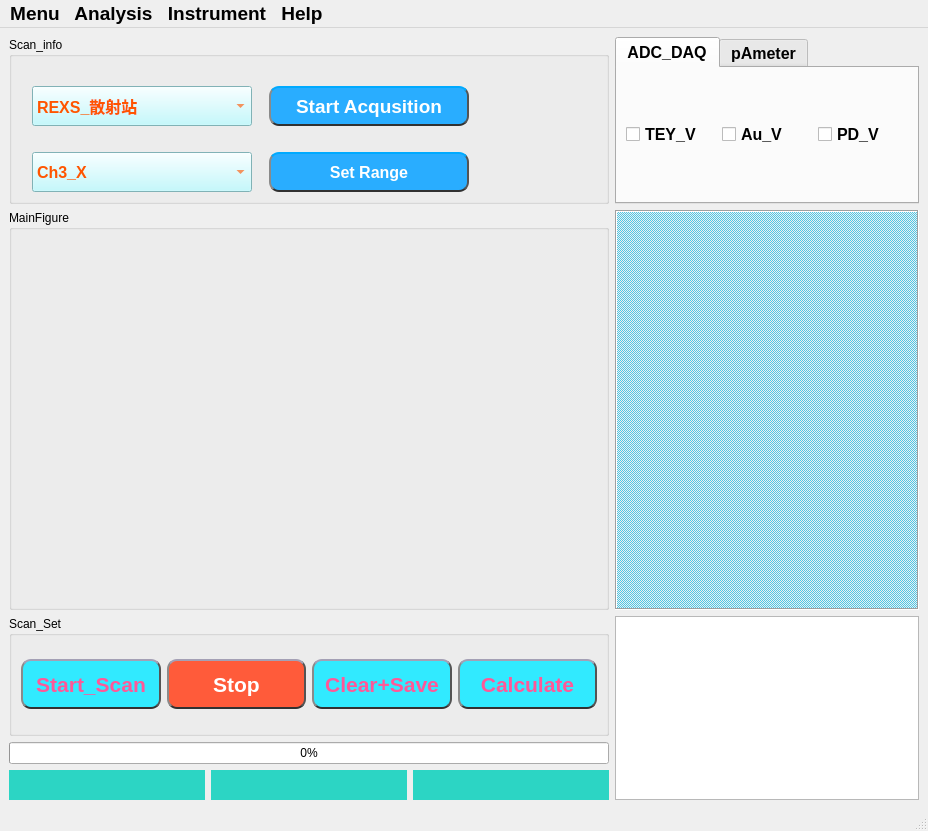
zlmturnout/REXS_SCANControl, file UI/UI_REXS_SCAN.ui: the form before one commit.
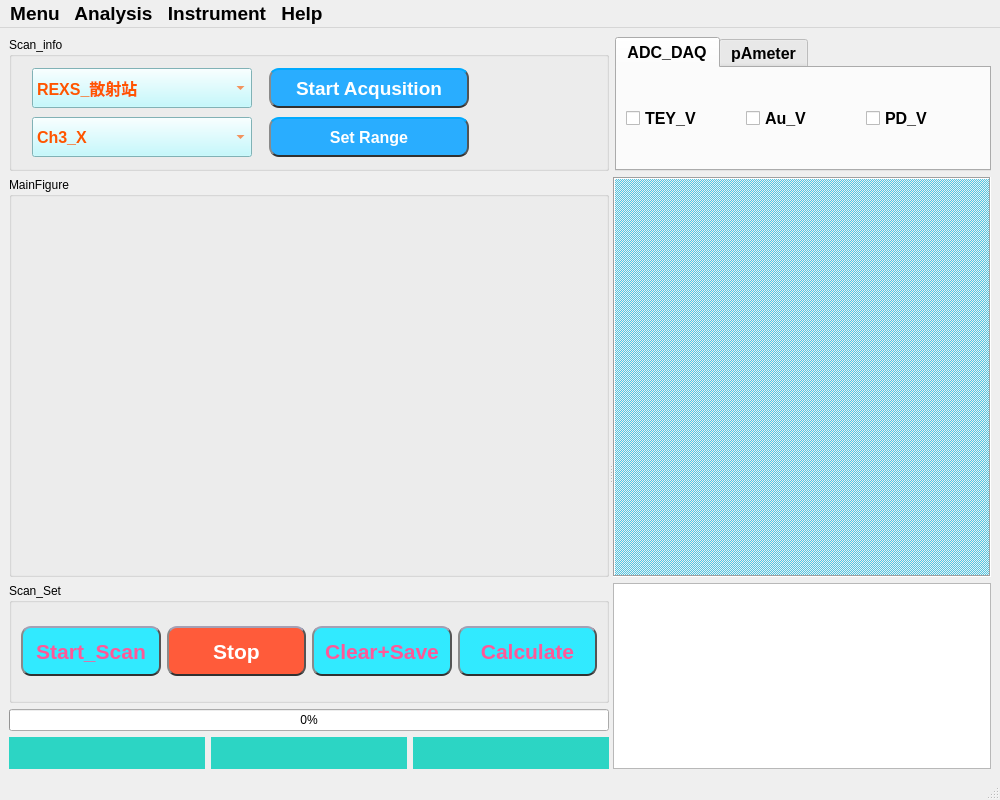
The form after the commit.

What changed in the file:
```diff
--- a/UI/UI_REXS_SCAN.ui
+++ b/UI/UI_REXS_SCAN.ui
@@ -6,18 +6,26 @@
    <rect>
     <x>0</x>
     <y>0</y>
-    <width>928</width>
-    <height>831</height>
+    <width>1000</width>
+    <height>800</height>
    </rect>
   </property>
+  <property name="minimumSize">
+   <size>
+    <width>1000</width>
+    <height>800</height>
+   </size>
+  </property>
   <property name="windowTitle">
    <string>MainWindow</string>
   </property>
   <widget class="QWidget" name="centralwidget">
-   <layout class="QGridLayout" name="gridLayout">
+   <layout class="QGridLayout" name="gridLayout_2">
     <item row="0" column="0">
-     <layout class="QGridLayout" name="gridLayout_5">
-      <item row="0" column="0">
+     <layout class="QVBoxLayout" name="verticalLayout_4">
+      <item>
+       <layout class="QHBoxLayout" name="horizontalLayout_4">
+        <item>
        <widget class="QGroupBox" name="Scan_infobox">
         <property name="minimumSize">
          <size>
@@ -28,47 +36,9 @@
         <property name="title">
          <string>Scan_info</string>
         </property>
-        <layout class="QGridLayout" name="gridLayout_3">
-         <item row="2" column="1">
-          <widget class="QPushButton" name="Open_PD_btn">
-           <property name="sizePolicy">
-            <sizepolicy hsizetype="Fixed" vsizetype="Fixed">
-             <horstretch>0</horstretch>
-             <verstretch>0</verstretch>
-            </sizepolicy>
-           </property>
-           <property name="minimumSize">
-            <size>
-             <width>200</width>
-             <height>40</height>
-            </size>
-           </property>
-           <property name="font">
-            <font>
-             <family>Arial</family>
-             <pointsize>12</pointsize>
-             <bold>true</bold>
-            </font>
-           </property>
-           <property name="styleSheet">
-            <string notr="true">QPushButton{background-color: rgb(41, 173, 255);border:2px;border-radius:10px;padding:2px 4px;selection-color: rgb(255, 85, 127);color: rgb(255, 255, 255);border-style:inset;border-top-color: rgb(0, 170, 255);border-left-color: rgb(138, 138, 138);
-border-right-color: rgb(56, 56, 56);
-border-bottom-color: rgb(33, 33, 33);}
-
-QPushButton:hover{background-color:rgb(255, 91, 58);border:2px;border-radius:10px;padding:2px 4px;selection-color: rgb(255, 85, 127);color: rgb(255, 255, 255) ;border-style:inset;border-top-color: rgb(0, 170, 255);border-left-color: rgb(138, 138, 138);
-border-right-color: rgb(56, 56, 56);
-border-bottom-color: rgb(33, 33, 33);}
-QPushButton:pressed{background-color:rgb(255, 91, 58);border:2px;border-radius:10px;padding:2px 4px;selection-color: rgb(255, 85, 127);color: rgb(255, 255, 255) ;border-style:inset;border-bottom-color: rgb(0, 170, 255);border-right-color: rgb(138, 138, 138);
-border-left-color: rgb(56, 56, 56);
-border-top-color: rgb(33, 33, 33);}</string>
-           </property>
-           <property name="text">
-            <string>Set Range</string>
-           </property>
-          </widget>
-         </item>
-         <item row="2" column="0">
-          <widget class="QComboBox" name="Channel_cbx">
+          <layout class="QGridLayout" name="gridLayout">
+           <item row="0" column="0">
+            <widget class="QComboBox" name="Channel_cbx_2">
            <property name="minimumSize">
             <size>
              <width>100</width>
@@ -323,7 +293,7 @@
            </property>
            <item>
             <property name="text">
-             <string>Ch3_X</string>
+               <string>REXS_散射站</string>
             </property>
            </item>
            <item>
@@ -385,278 +355,7 @@
            </property>
           </widget>
          </item>
-         <item row="0" column="0">
-          <widget class="QComboBox" name="Channel_cbx_2">
-           <property name="minimumSize">
-            <size>
-             <width>100</width>
-             <height>40</height>
-            </size>
-           </property>
-           <property name="maximumSize">
-            <size>
-             <width>220</width>
-             <height>16777215</height>
-            </size>
-           </property>
-           <property name="palette">
-            <palette>
-             <active>
-              <colorrole role="WindowText">
-               <brush brushstyle="SolidPattern">
-                <color alpha="255">
-                 <red>255</red>
-                 <green>85</green>
-                 <blue>0</blue>
-                </color>
-               </brush>
-              </colorrole>
-              <colorrole role="Button">
-               <brush brushstyle="SolidPattern">
-                <color alpha="255">
-                 <red>180</red>
-                 <green>249</green>
-                 <blue>255</blue>
-                </color>
-               </brush>
-              </colorrole>
-              <colorrole role="Text">
-               <brush brushstyle="SolidPattern">
-                <color alpha="255">
-                 <red>255</red>
-                 <green>85</green>
-                 <blue>0</blue>
-                </color>
-               </brush>
-              </colorrole>
-              <colorrole role="ButtonText">
-               <brush brushstyle="SolidPattern">
-                <color alpha="255">
-                 <red>255</red>
-                 <green>85</green>
-                 <blue>0</blue>
-                </color>
-               </brush>
-              </colorrole>
-              <colorrole role="Base">
-               <brush brushstyle="SolidPattern">
-                <color alpha="255">
-                 <red>180</red>
-                 <green>249</green>
-                 <blue>255</blue>
-                </color>
-               </brush>
-              </colorrole>
-              <colorrole role="Window">
-               <brush brushstyle="SolidPattern">
-                <color alpha="255">
-                 <red>180</red>
-                 <green>249</green>
-                 <blue>255</blue>
-                </color>
-               </brush>
-              </colorrole>
-              <colorrole role="Highlight">
-               <brush brushstyle="SolidPattern">
-                <color alpha="255">
-                 <red>255</red>
-                 <green>0</green>
-                 <blue>127</blue>
-                </color>
-               </brush>
-              </colorrole>
-              <colorrole role="PlaceholderText">
-               <brush brushstyle="SolidPattern">
-                <color alpha="255">
-                 <red>255</red>
-                 <green>85</green>
-                 <blue>0</blue>
-                </color>
-               </brush>
-              </colorrole>
-             </active>
-             <inactive>
-              <colorrole role="WindowText">
-               <brush brushstyle="SolidPattern">
-                <color alpha="255">
-                 <red>255</red>
-                 <green>85</green>
-                 <blue>0</blue>
-                </color>
-               </brush>
-              </colorrole>
-              <colorrole role="Button">
-               <brush brushstyle="SolidPattern">
-                <color alpha="255">
-                 <red>180</red>
-                 <green>249</green>
-                 <blue>255</blue>
-                </color>
-               </brush>
-              </colorrole>
-              <colorrole role="Text">
-               <brush brushstyle="SolidPattern">
-                <color alpha="255">
-                 <red>255</red>
-                 <green>85</green>
-                 <blue>0</blue>
-                </color>
-               </brush>
-              </colorrole>
-              <colorrole role="ButtonText">
-               <brush brushstyle="SolidPattern">
-                <color alpha="255">
-                 <red>255</red>
-                 <green>85</green>
-                 <blue>0</blue>
-                </color>
-               </brush>
-              </colorrole>
-              <colorrole role="Base">
-               <brush brushstyle="SolidPattern">
-                <color alpha="255">
-                 <red>180</red>
-                 <green>249</green>
-                 <blue>255</blue>
-                </color>
-               </brush>
-              </colorrole>
-              <colorrole role="Window">
-               <brush brushstyle="SolidPattern">
-                <color alpha="255">
-                 <red>180</red>
-                 <green>249</green>
-                 <blue>255</blue>
-                </color>
-               </brush>
-              </colorrole>
-              <colorrole role="Highlight">
-               <brush brushstyle="SolidPattern">
-                <color alpha="255">
-                 <red>240</red>
-                 <green>240</green>
-                 <blue>240</blue>
-                </color>
-               </brush>
-              </colorrole>
-              <colorrole role="PlaceholderText">
-               <brush brushstyle="SolidPattern">
-                <color alpha="255">
-                 <red>255</red>
-                 <green>85</green>
-                 <blue>0</blue>
-                </color>
-               </brush>
-              </colorrole>
-             </inactive>
-             <disabled>
-              <colorrole role="WindowText">
-               <brush brushstyle="SolidPattern">
-                <color alpha="255">
-                 <red>255</red>
-                 <green>85</green>
-                 <blue>0</blue>
-                </color>
-               </brush>
-              </colorrole>
-              <colorrole role="Button">
-               <brush brushstyle="SolidPattern">
-                <color alpha="255">
-                 <red>180</red>
-                 <green>249</green>
-                 <blue>255</blue>
-                </color>
-               </brush>
-              </colorrole>
-              <colorrole role="Text">
-               <brush brushstyle="SolidPattern">
-                <color alpha="255">
-                 <red>255</red>
-                 <green>85</green>
-                 <blue>0</blue>
-                </color>
-               </brush>
-              </colorrole>
-              <colorrole role="ButtonText">
-               <brush brushstyle="SolidPattern">
-                <color alpha="255">
-                 <red>255</red>
-                 <green>85</green>
-                 <blue>0</blue>
-                </color>
-               </brush>
-              </colorrole>
-              <colorrole role="Base">
-               <brush brushstyle="SolidPattern">
-                <color alpha="255">
-                 <red>180</red>
-                 <green>249</green>
-                 <blue>255</blue>
-                </color>
-               </brush>
-              </colorrole>
-              <colorrole role="Window">
-               <brush brushstyle="SolidPattern">
-                <color alpha="255">
-                 <red>180</red>
-                 <green>249</green>
-                 <blue>255</blue>
-                </color>
-               </brush>
-              </colorrole>
-              <colorrole role="Highlight">
-               <brush brushstyle="SolidPattern">
-                <color alpha="255">
-                 <red>0</red>
-                 <green>120</green>
-                 <blue>215</blue>
-                </color>
-               </brush>
-              </colorrole>
-              <colorrole role="PlaceholderText">
-               <brush brushstyle="SolidPattern">
-                <color alpha="255">
-                 <red>255</red>
-                 <green>85</green>
-                 <blue>0</blue>
-                </color>
-               </brush>
-              </colorrole>
-             </disabled>
-            </palette>
-           </property>
-           <property name="font">
-            <font>
-             <family>Arial</family>
-             <pointsize>12</pointsize>
-             <bold>true</bold>
-            </font>
-           </property>
-           <property name="layoutDirection">
-            <enum>Qt::LeftToRight</enum>
-           </property>
-           <property name="styleSheet">
-            <string notr="true">color: rgb(255, 85, 0);
-background-color: rgb(180, 249, 255);</string>
-           </property>
-           <item>
-            <property name="text">
-             <string>REXS_散射站</string>
-            </property>
-           </item>
-           <item>
-            <property name="text">
-             <string>RXES_发射谱站</string>
-            </property>
-           </item>
-           <item>
-            <property name="text">
-             <string>O-REXS_有机散射</string>
-            </property>
-           </item>
-          </widget>
-         </item>
-         <item row="0" column="2">
+           <item row="0" column="2" rowspan="2">
           <widget class="QLabel" name="Icon_label">
            <property name="sizePolicy">
             <sizepolicy hsizetype="Fixed" vsizetype="Fixed">
@@ -675,10 +374,319 @@
            </property>
           </widget>
          </item>
+           <item row="1" column="0">
+            <widget class="QComboBox" name="Channel_cbx">
+             <property name="minimumSize">
+              <size>
+               <width>100</width>
+               <height>40</height>
+              </size>
+             </property>
+             <property name="maximumSize">
+              <size>
+               <width>220</width>
+               <height>16777215</height>
+              </size>
+             </property>
+             <property name="palette">
+              <palette>
+               <active>
+                <colorrole role="WindowText">
+                 <brush brushstyle="SolidPattern">
+                  <color alpha="255">
+                   <red>255</red>
+                   <green>85</green>
+                   <blue>0</blue>
+                  </color>
+                 </brush>
+                </colorrole>
+                <colorrole role="Button">
+                 <brush brushstyle="SolidPattern">
+                  <color alpha="255">
+                   <red>180</red>
+                   <green>249</green>
+                   <blue>255</blue>
+                  </color>
+                 </brush>
+                </colorrole>
+                <colorrole role="Text">
+                 <brush brushstyle="SolidPattern">
+                  <color alpha="255">
+                   <red>255</red>
+                   <green>85</green>
+                   <blue>0</blue>
+                  </color>
+                 </brush>
+                </colorrole>
+                <colorrole role="ButtonText">
+                 <brush brushstyle="SolidPattern">
+                  <color alpha="255">
+                   <red>255</red>
+                   <green>85</green>
+                   <blue>0</blue>
+                  </color>
+                 </brush>
+                </colorrole>
+                <colorrole role="Base">
+                 <brush brushstyle="SolidPattern">
+                  <color alpha="255">
+                   <red>180</red>
+                   <green>249</green>
+                   <blue>255</blue>
+                  </color>
+                 </brush>
+                </colorrole>
+                <colorrole role="Window">
+                 <brush brushstyle="SolidPattern">
+                  <color alpha="255">
+                   <red>180</red>
+                   <green>249</green>
+                   <blue>255</blue>
+                  </color>
+                 </brush>
+                </colorrole>
+                <colorrole role="Highlight">
+                 <brush brushstyle="SolidPattern">
+                  <color alpha="255">
+                   <red>255</red>
+                   <green>0</green>
+                   <blue>127</blue>
+                  </color>
+                 </brush>
+                </colorrole>
+                <colorrole role="PlaceholderText">
+                 <brush brushstyle="SolidPattern">
+                  <color alpha="255">
+                   <red>255</red>
+                   <green>85</green>
+                   <blue>0</blue>
+                  </color>
+                 </brush>
+                </colorrole>
+               </active>
+               <inactive>
+                <colorrole role="WindowText">
+                 <brush brushstyle="SolidPattern">
+                  <color alpha="255">
+                   <red>255</red>
+                   <green>85</green>
+                   <blue>0</blue>
+                  </color>
+                 </brush>
+                </colorrole>
+                <colorrole role="Button">
+                 <brush brushstyle="SolidPattern">
+                  <color alpha="255">
+                   <red>180</red>
+                   <green>249</green>
+                   <blue>255</blue>
+                  </color>
+                 </brush>
+                </colorrole>
+                <colorrole role="Text">
+                 <brush brushstyle="SolidPattern">
+                  <color alpha="255">
+                   <red>255</red>
+                   <green>85</green>
+                   <blue>0</blue>
+                  </color>
+                 </brush>
+                </colorrole>
+                <colorrole role="ButtonText">
+                 <brush brushstyle="SolidPattern">
+                  <color alpha="255">
+                   <red>255</red>
+                   <green>85</green>
+                   <blue>0</blue>
+                  </color>
+                 </brush>
+                </colorrole>
+                <colorrole role="Base">
+                 <brush brushstyle="SolidPattern">
+                  <color alpha="255">
+                   <red>180</red>
+                   <green>249</green>
+                   <blue>255</blue>
+                  </color>
+                 </brush>
+                </colorrole>
+                <colorrole role="Window">
+                 <brush brushstyle="SolidPattern">
+                  <color alpha="255">
+                   <red>180</red>
+                   <green>249</green>
+                   <blue>255</blue>
+                  </color>
+                 </brush>
+                </colorrole>
+                <colorrole role="Highlight">
+                 <brush brushstyle="SolidPattern">
+                  <color alpha="255">
+                   <red>240</red>
+                   <green>240</green>
+                   <blue>240</blue>
+                  </color>
+                 </brush>
+                </colorrole>
+                <colorrole role="PlaceholderText">
+                 <brush brushstyle="SolidPattern">
+                  <color alpha="255">
+                   <red>255</red>
+                   <green>85</green>
+                   <blue>0</blue>
+                  </color>
+                 </brush>
+                </colorrole>
+               </inactive>
+               <disabled>
+                <colorrole role="WindowText">
+                 <brush brushstyle="SolidPattern">
+                  <color alpha="255">
+                   <red>255</red>
+                   <green>85</green>
+                   <blue>0</blue>
+                  </color>
+                 </brush>
+                </colorrole>
+                <colorrole role="Button">
+                 <brush brushstyle="SolidPattern">
+                  <color alpha="255">
+                   <red>180</red>
+                   <green>249</green>
+                   <blue>255</blue>
+                  </color>
+                 </brush>
+                </colorrole>
+                <colorrole role="Text">
+                 <brush brushstyle="SolidPattern">
+                  <color alpha="255">
+                   <red>255</red>
+                   <green>85</green>
+                   <blue>0</blue>
+                  </color>
+                 </brush>
+                </colorrole>
+                <colorrole role="ButtonText">
+                 <brush brushstyle="SolidPattern">
+                  <color alpha="255">
+                   <red>255</red>
+                   <green>85</green>
+                   <blue>0</blue>
+                  </color>
+                 </brush>
+                </colorrole>
+                <colorrole role="Base">
+                 <brush brushstyle="SolidPattern">
+                  <color alpha="255">
+                   <red>180</red>
+                   <green>249</green>
+                   <blue>255</blue>
+                  </color>
+                 </brush>
+                </colorrole>
+                <colorrole role="Window">
+                 <brush brushstyle="SolidPattern">
+                  <color alpha="255">
+                   <red>180</red>
+                   <green>249</green>
+                   <blue>255</blue>
+                  </color>
+                 </brush>
+                </colorrole>
+                <colorrole role="Highlight">
+                 <brush brushstyle="SolidPattern">
+                  <color alpha="255">
+                   <red>0</red>
+                   <green>120</green>
+                   <blue>215</blue>
+                  </color>
+                 </brush>
+                </colorrole>
+                <colorrole role="PlaceholderText">
+                 <brush brushstyle="SolidPattern">
+                  <color alpha="255">
+                   <red>255</red>
+                   <green>85</green>
+                   <blue>0</blue>
+                  </color>
+                 </brush>
+                </colorrole>
+               </disabled>
+              </palette>
+             </property>
+             <property name="font">
+              <font>
+               <family>Arial</family>
+               <pointsize>12</pointsize>
+               <bold>true</bold>
+              </font>
+             </property>
+             <property name="layoutDirection">
+              <enum>Qt::LeftToRight</enum>
+             </property>
+             <property name="styleSheet">
+              <string notr="true">color: rgb(255, 85, 0);
+background-color: rgb(180, 249, 255);</string>
+             </property>
+             <item>
+              <property name="text">
+               <string>Ch3_X</string>
+              </property>
+             </item>
+             <item>
+              <property name="text">
+               <string>Ch4_Y</string>
+              </property>
+             </item>
+             <item>
+              <property name="text">
+               <string>Ch5_Z</string>
+              </property>
+             </item>
+            </widget>
+           </item>
+           <item row="1" column="1">
+            <widget class="QPushButton" name="Open_PD_btn">
+             <property name="sizePolicy">
+              <sizepolicy hsizetype="Fixed" vsizetype="Fixed">
+               <horstretch>0</horstretch>
+               <verstretch>0</verstretch>
+              </sizepolicy>
+             </property>
+             <property name="minimumSize">
+              <size>
+               <width>200</width>
+               <height>40</height>
+              </size>
+             </property>
+             <property name="font">
+              <font>
+               <family>Arial</family>
+               <pointsize>12</pointsize>
+               <bold>true</bold>
+              </font>
+             </property>
+             <property name="styleSheet">
+              <string notr="true">QPushButton{background-color: rgb(41, 173, 255);border:2px;border-radius:10px;padding:2px 4px;selection-color: rgb(255, 85, 127);color: rgb(255, 255, 255);border-style:inset;border-top-color: rgb(0, 170, 255);border-left-color: rgb(138, 138, 138);
+border-right-color: rgb(56, 56, 56);
+border-bottom-color: rgb(33, 33, 33);}
+
+QPushButton:hover{background-color:rgb(255, 91, 58);border:2px;border-radius:10px;padding:2px 4px;selection-color: rgb(255, 85, 127);color: rgb(255, 255, 255) ;border-style:inset;border-top-color: rgb(0, 170, 255);border-left-color: rgb(138, 138, 138);
+border-right-color: rgb(56, 56, 56);
+border-bottom-color: rgb(33, 33, 33);}
+QPushButton:pressed{background-color:rgb(255, 91, 58);border:2px;border-radius:10px;padding:2px 4px;selection-color: rgb(255, 85, 127);color: rgb(255, 255, 255) ;border-style:inset;border-bottom-color: rgb(0, 170, 255);border-right-color: rgb(138, 138, 138);
+border-left-color: rgb(56, 56, 56);
+border-top-color: rgb(33, 33, 33);}</string>
+             </property>
+             <property name="text">
+              <string>Set Range</string>
+             </property>
+            </widget>
+           </item>
         </layout>
        </widget>
       </item>
-      <item row="0" column="1">
+        <item>
        <widget class="QTabWidget" name="tabWidget">
         <property name="minimumSize">
          <size>
@@ -688,7 +696,7 @@
         </property>
         <property name="maximumSize">
          <size>
-          <width>400</width>
+            <width>800</width>
           <height>16777215</height>
          </size>
         </property>
@@ -851,14 +859,35 @@
         </widget>
        </widget>
       </item>
-      <item row="1" column="0">
+       </layout>
+      </item>
+      <item>
+       <widget class="QSplitter" name="splitter">
+        <property name="orientation">
+         <enum>Qt::Horizontal</enum>
+        </property>
+        <widget class="QWidget" name="">
+         <layout class="QVBoxLayout" name="verticalLayout_3">
+          <item>
        <widget class="QGroupBox" name="Main_fig_box">
+            <property name="sizePolicy">
+             <sizepolicy hsizetype="Expanding" vsizetype="Preferred">
+              <horstretch>0</horstretch>
+              <verstretch>0</verstretch>
+             </sizepolicy>
+            </property>
         <property name="minimumSize">
          <size>
-          <width>600</width>
+              <width>400</width>
           <height>400</height>
          </size>
         </property>
+            <property name="maximumSize">
+             <size>
+              <width>1900</width>
+              <height>16777215</height>
+             </size>
+            </property>
         <property name="cursor">
          <cursorShape>CrossCursor</cursorShape>
         </property>
@@ -867,62 +896,28 @@
         </property>
        </widget>
       </item>
-      <item row="1" column="1">
-       <widget class="QMdiArea" name="Monitor_MDI">
-        <property name="minimumSize">
-         <size>
-          <width>300</width>
-          <height>400</height>
-         </size>
-        </property>
-        <property name="maximumSize">
-         <size>
-          <width>400</width>
-          <height>16777215</height>
-         </size>
-        </property>
-        <property name="styleSheet">
-         <string notr="true"/>
-        </property>
-        <property name="frameShape">
-         <enum>QFrame::Box</enum>
-        </property>
-        <property name="frameShadow">
-         <enum>QFrame::Sunken</enum>
-        </property>
-        <property name="background">
-         <brush brushstyle="Dense4Pattern">
-          <color alpha="255">
-           <red>76</red>
-           <green>200</green>
-           <blue>231</blue>
-          </color>
-         </brush>
-        </property>
-        <property name="viewMode">
-         <enum>QMdiArea::SubWindowView</enum>
-        </property>
-        <property name="documentMode">
-         <bool>true</bool>
-        </property>
-        <property name="tabsMovable">
-         <bool>false</bool>
-        </property>
-        <property name="tabShape">
-         <enum>QTabWidget::Rounded</enum>
-        </property>
-       </widget>
-      </item>
-      <item row="2" column="0">
+          <item>
        <layout class="QVBoxLayout" name="verticalLayout">
         <item>
          <widget class="QGroupBox" name="Scan_set_Box">
+              <property name="sizePolicy">
+               <sizepolicy hsizetype="Preferred" vsizetype="Fixed">
+                <horstretch>0</horstretch>
+                <verstretch>0</verstretch>
+               </sizepolicy>
+              </property>
           <property name="minimumSize">
            <size>
             <width>600</width>
             <height>120</height>
            </size>
           </property>
+              <property name="maximumSize">
+               <size>
+                <width>16777215</width>
+                <height>150</height>
+               </size>
+              </property>
           <property name="title">
            <string>Scan_Set</string>
           </property>
@@ -2973,7 +2968,57 @@
         </item>
        </layout>
       </item>
-      <item row="2" column="1">
+         </layout>
+        </widget>
+        <widget class="QWidget" name="">
+         <layout class="QVBoxLayout" name="verticalLayout_2">
+          <item>
+           <widget class="QMdiArea" name="Monitor_MDI">
+            <property name="minimumSize">
+             <size>
+              <width>300</width>
+              <height>400</height>
+             </size>
+            </property>
+            <property name="maximumSize">
+             <size>
+              <width>1800</width>
+              <height>16777215</height>
+             </size>
+            </property>
+            <property name="styleSheet">
+             <string notr="true"/>
+            </property>
+            <property name="frameShape">
+             <enum>QFrame::Box</enum>
+            </property>
+            <property name="frameShadow">
+             <enum>QFrame::Sunken</enum>
+            </property>
+            <property name="background">
+             <brush brushstyle="Dense4Pattern">
+              <color alpha="255">
+               <red>76</red>
+               <green>200</green>
+               <blue>231</blue>
+              </color>
+             </brush>
+            </property>
+            <property name="viewMode">
+             <enum>QMdiArea::SubWindowView</enum>
+            </property>
+            <property name="documentMode">
+             <bool>true</bool>
+            </property>
+            <property name="tabsMovable">
+             <bool>false</bool>
+            </property>
+            <property name="tabShape">
+             <enum>QTabWidget::Rounded</enum>
+            </property>
+           </widget>
+          </item>
+          <item>
        <widget class="QTextEdit" name="info_textbox">
         <property name="enabled">
          <bool>true</bool>
@@ -2992,7 +3037,7 @@
         </property>
         <property name="maximumSize">
          <size>
-          <width>400</width>
+              <width>1800</width>
           <height>300</height>
          </size>
         </property>
@@ -3057,6 +3102,10 @@
        </widget>
       </item>
      </layout>
+        </widget>
+       </widget>
+      </item>
+     </layout>
     </item>
    </layout>
   </widget>
@@ -3065,7 +3114,7 @@
     <rect>
      <x>0</x>
      <y>0</y>
-     <width>928</width>
+     <width>1000</width>
      <height>28</height>
     </rect>
    </property>
```
Left out of the diff: 4 changed lines with no effect on the pictures. Lines whose indentation alone changed are shown as unchanged.
